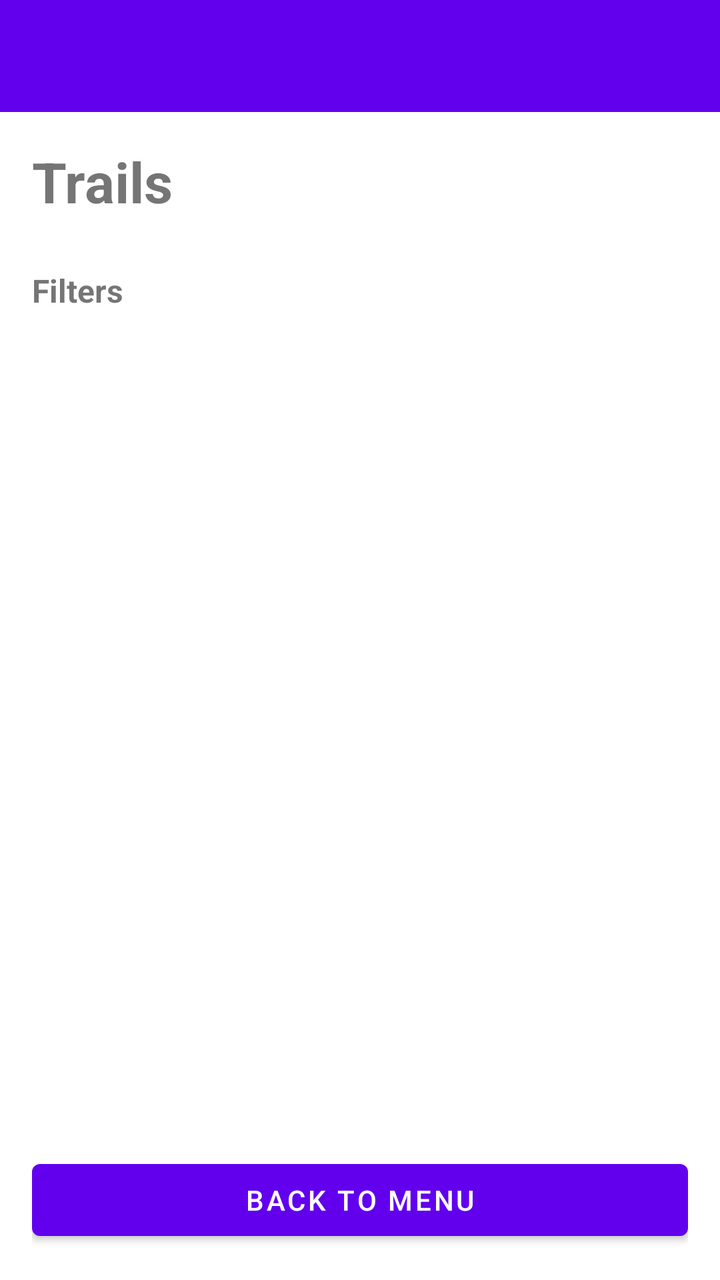
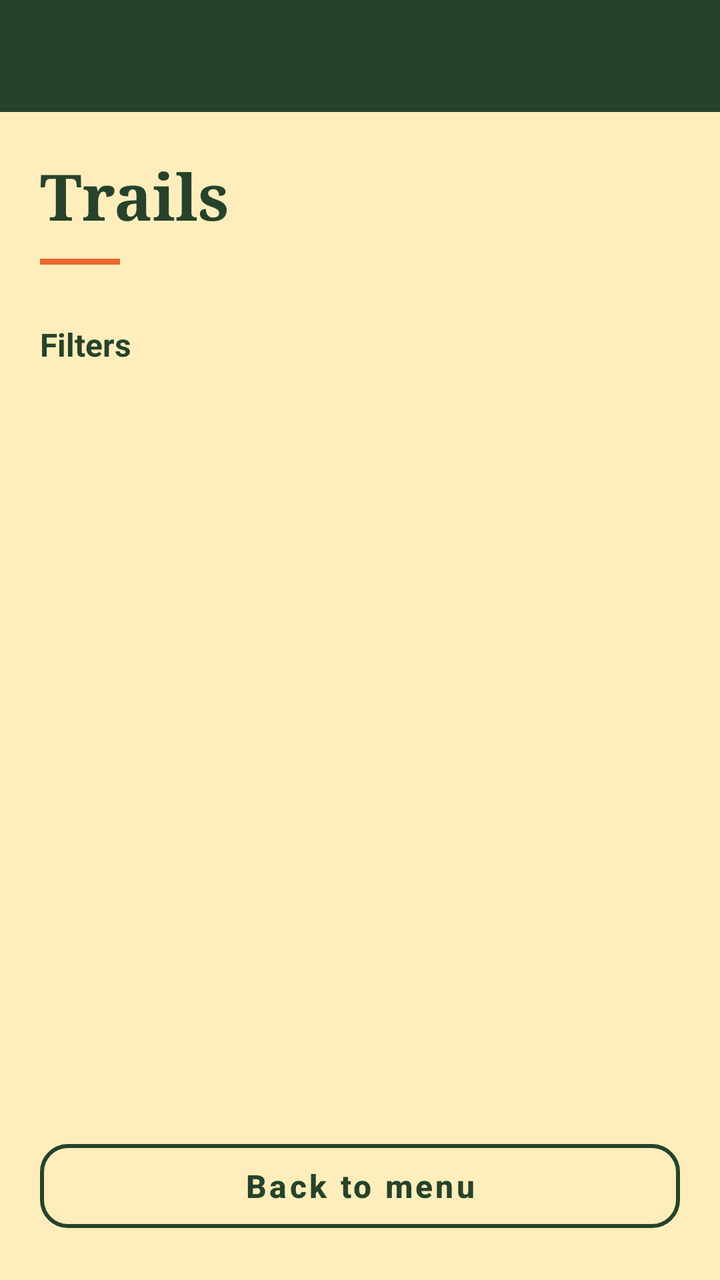

An Android layout rendered at two revisions. The XML below is the earlier revision; the diff shows what the commit changed to produce the second picture.
<!-- AndroidManifest.xml: application theme Theme.Ca -->
<!-- res/layout/activity_trail_list.xml -->
<?xml version="1.0" encoding="utf-8"?>
<androidx.drawerlayout.widget.DrawerLayout xmlns:android="http://schemas.android.com/apk/res/android"
    xmlns:app="http://schemas.android.com/apk/res-auto"
    android:id="@+id/drawerLayout"
    android:layout_width="match_parent"
    android:layout_height="match_parent">

    <LinearLayout
        android:layout_width="match_parent"
        android:layout_height="match_parent"
        android:orientation="vertical">

        <androidx.appcompat.widget.Toolbar
            android:id="@+id/toolbar"
            android:layout_width="match_parent"
            android:layout_height="?attr/actionBarSize"
            android:background="?attr/colorPrimary"
            android:theme="@style/ThemeOverlay.AppCompat.Dark.ActionBar" />

        <LinearLayout
            android:layout_width="match_parent"
            android:layout_height="0dp"
            android:layout_weight="1"
            android:orientation="vertical"
            android:padding="16dp">

            <TextView
                android:id="@+id/trailsTitle"
                android:layout_width="match_parent"
                android:layout_height="wrap_content"
                android:text="Trails"
                android:textSize="28sp"
                android:textStyle="bold" />

            <TextView
                android:id="@+id/filtersToggle"
                android:layout_width="match_parent"
                android:layout_height="wrap_content"
                android:layout_marginTop="12dp"
                android:background="?attr/selectableItemBackground"
                android:minHeight="48dp"
                android:gravity="center_vertical"
                android:paddingTop="8dp"
                android:paddingBottom="8dp"
                android:text="@string/filters"
                android:textSize="16sp"
                android:textStyle="bold" />

            <LinearLayout
                android:id="@+id/filtersPanel"
                android:layout_width="match_parent"
                android:layout_height="wrap_content"
                android:orientation="vertical"
                android:visibility="gone">

                <TextView
                    android:layout_width="match_parent"
                    android:layout_height="wrap_content"
                    android:text="Filter by difficulty"
                    android:textSize="14sp" />

                <Spinner
                    android:id="@+id/difficultyFilter"
                    android:layout_width="match_parent"
                    android:layout_height="wrap_content"
                    android:minHeight="48dp" />

                <TextView
                    android:layout_width="match_parent"
                    android:layout_height="wrap_content"
                    android:layout_marginTop="8dp"
                    android:text="Filter by location"
                    android:textSize="14sp" />

                <Spinner
                    android:id="@+id/locationFilter"
                    android:layout_width="match_parent"
                    android:layout_height="wrap_content"
                    android:minHeight="48dp" />

                <TextView
                    android:layout_width="match_parent"
                    android:layout_height="wrap_content"
                    android:layout_marginTop="8dp"
                    android:text="Sort by"
                    android:textSize="14sp" />

                <Spinner
                    android:id="@+id/sortSpinner"
                    android:layout_width="match_parent"
                    android:layout_height="wrap_content"
                    android:minHeight="48dp" />

            </LinearLayout>

            <androidx.recyclerview.widget.RecyclerView
                android:id="@+id/trailsRecyclerView"
                android:layout_width="match_parent"
                android:layout_height="0dp"
                android:layout_marginTop="8dp"
                android:layout_weight="1" />

            <Button
                android:id="@+id/returnButton"
                android:layout_width="match_parent"
                android:layout_height="wrap_content"
                android:layout_marginTop="8dp"
                android:text="Back to menu" />

        </LinearLayout>
    </LinearLayout>

    <com.google.android.material.navigation.NavigationView
        android:id="@+id/navView"
        android:layout_width="wrap_content"
        android:layout_height="match_parent"
        android:layout_gravity="start"
        app:itemIconPadding="0dp"
        app:itemIconSize="0dp"
        app:menu="@menu/nav_drawer" />

</androidx.drawerlayout.widget.DrawerLayout>
<!-- resources referenced by this layout -->
<resources>
  <string name="filters">Filters</string>
  <style name="Theme.Ca" parent="Theme.MaterialComponents.Light.NoActionBar" />
</resources>

<!-- the commit's change to res/layout/activity_trail_list.xml (unified diff, before → after) -->
@@ -3,46 +3,59 @@
     xmlns:app="http://schemas.android.com/apk/res-auto"
     android:id="@+id/drawerLayout"
     android:layout_width="match_parent"
-    android:layout_height="match_parent">
+    android:layout_height="match_parent"
+    android:background="@color/sand">
 
     <LinearLayout
         android:layout_width="match_parent"
         android:layout_height="match_parent"
+        android:background="@color/sand"
         android:orientation="vertical">
 
         <androidx.appcompat.widget.Toolbar
             android:id="@+id/toolbar"
             android:layout_width="match_parent"
             android:layout_height="?attr/actionBarSize"
-            android:background="?attr/colorPrimary"
-            android:theme="@style/ThemeOverlay.AppCompat.Dark.ActionBar" />
+            android:background="@color/forest"
+            android:theme="@style/ThemeOverlay.AppCompat.Dark.ActionBar"
+            app:titleTextColor="@color/sand" />
 
         <LinearLayout
             android:layout_width="match_parent"
             android:layout_height="0dp"
             android:layout_weight="1"
             android:orientation="vertical"
-            android:padding="16dp">
+            android:paddingHorizontal="20dp"
+            android:paddingTop="20dp">
 
             <TextView
                 android:id="@+id/trailsTitle"
                 android:layout_width="match_parent"
                 android:layout_height="wrap_content"
+                android:fontFamily="serif"
                 android:text="Trails"
-                android:textSize="28sp"
+                android:textColor="@color/forest"
+                android:textSize="32sp"
                 android:textStyle="bold" />
+
+            <View
+                android:layout_width="40dp"
+                android:layout_height="3dp"
+                android:layout_marginTop="10dp"
+                android:background="@color/trail_orange" />
 
             <TextView
                 android:id="@+id/filtersToggle"
                 android:layout_width="match_parent"
                 android:layout_height="wrap_content"
-                android:layout_marginTop="12dp"
+                android:layout_marginTop="16dp"
                 android:background="?attr/selectableItemBackground"
+                android:gravity="center_vertical"
                 android:minHeight="48dp"
-                android:gravity="center_vertical"
                 android:paddingTop="8dp"
                 android:paddingBottom="8dp"
                 android:text="@string/filters"
+                android:textColor="@color/forest"
                 android:textSize="16sp"
                 android:textStyle="bold" />
 
@@ -50,14 +63,17 @@
                 android:id="@+id/filtersPanel"
                 android:layout_width="match_parent"
                 android:layout_height="wrap_content"
+                android:background="@drawable/bg_filters_panel"
                 android:orientation="vertical"
+                android:padding="14dp"
                 android:visibility="gone">
 
                 <TextView
                     android:layout_width="match_parent"
                     android:layout_height="wrap_content"
                     android:text="Filter by difficulty"
-                    android:textSize="14sp" />
+                    android:textColor="@color/forest"
+                    android:textSize="13sp" />
 
                 <Spinner
                     android:id="@+id/difficultyFilter"
@@ -70,7 +86,8 @@
                     android:layout_height="wrap_content"
                     android:layout_marginTop="8dp"
                     android:text="Filter by location"
-                    android:textSize="14sp" />
+                    android:textColor="@color/forest"
+                    android:textSize="13sp" />
 
                 <Spinner
                     android:id="@+id/locationFilter"
@@ -83,7 +100,8 @@
                     android:layout_height="wrap_content"
                     android:layout_marginTop="8dp"
                     android:text="Sort by"
-                    android:textSize="14sp" />
+                    android:textColor="@color/forest"
+                    android:textSize="13sp" />
 
                 <Spinner
                     android:id="@+id/sortSpinner"
@@ -98,13 +116,15 @@
                 android:layout_width="match_parent"
                 android:layout_height="0dp"
                 android:layout_marginTop="8dp"
-                android:layout_weight="1" />
+                android:layout_weight="1"
+                android:clipToPadding="false"
+                android:paddingBottom="8dp" />
 
-            <Button
+            <com.google.android.material.button.MaterialButton
                 android:id="@+id/returnButton"
+                style="@style/Widget.HikingHub.Button.Outline"
                 android:layout_width="match_parent"
-                android:layout_height="wrap_content"
-                android:layout_marginTop="8dp"
+                android:layout_marginBottom="20dp"
                 android:text="Back to menu" />
 
         </LinearLayout>
<!-- resource entries referenced after the edit -->
@@ -1,6 +1,28 @@
 <!-- resources referenced by this layout -->
 <resources>
+  <color name="forest">#26422A</color>
+  <color name="sand">#FFEEBC</color>
+  <color name="trail_orange">#EA672D</color>
+  <!-- drawable bg_filters_panel (drawable) -->
+  <?xml version="1.0" encoding="utf-8"?>
+  <shape xmlns:android="http://schemas.android.com/apk/res/android"
+      android:shape="rectangle">
+      <solid android:color="@color/white" />
+      <corners android:radius="12dp" />
+  </shape>
   <string name="filters">Filters</string>
+  <style name="Widget.HikingHub.Button.Outline" parent="Widget.MaterialComponents.Button.OutlinedButton">
+          <item name="android:layout_height">54dp</item>
+          <item name="android:textAllCaps">false</item>
+          <item name="android:textSize">16sp</item>
+          <item name="android:textStyle">bold</item>
+          <item name="android:textColor">@color/forest</item>
+          <item name="cornerRadius">14dp</item>
+          <item name="strokeColor">@color/forest</item>
+          <item name="strokeWidth">2dp</item>
+          <item name="backgroundTint">@android:color/transparent</item>
+      </style>
   <style name="Theme.Ca" parent="Theme.MaterialComponents.Light.NoActionBar" />
+  <color name="white">#FFFFFFFF</color>
 </resources>
 
